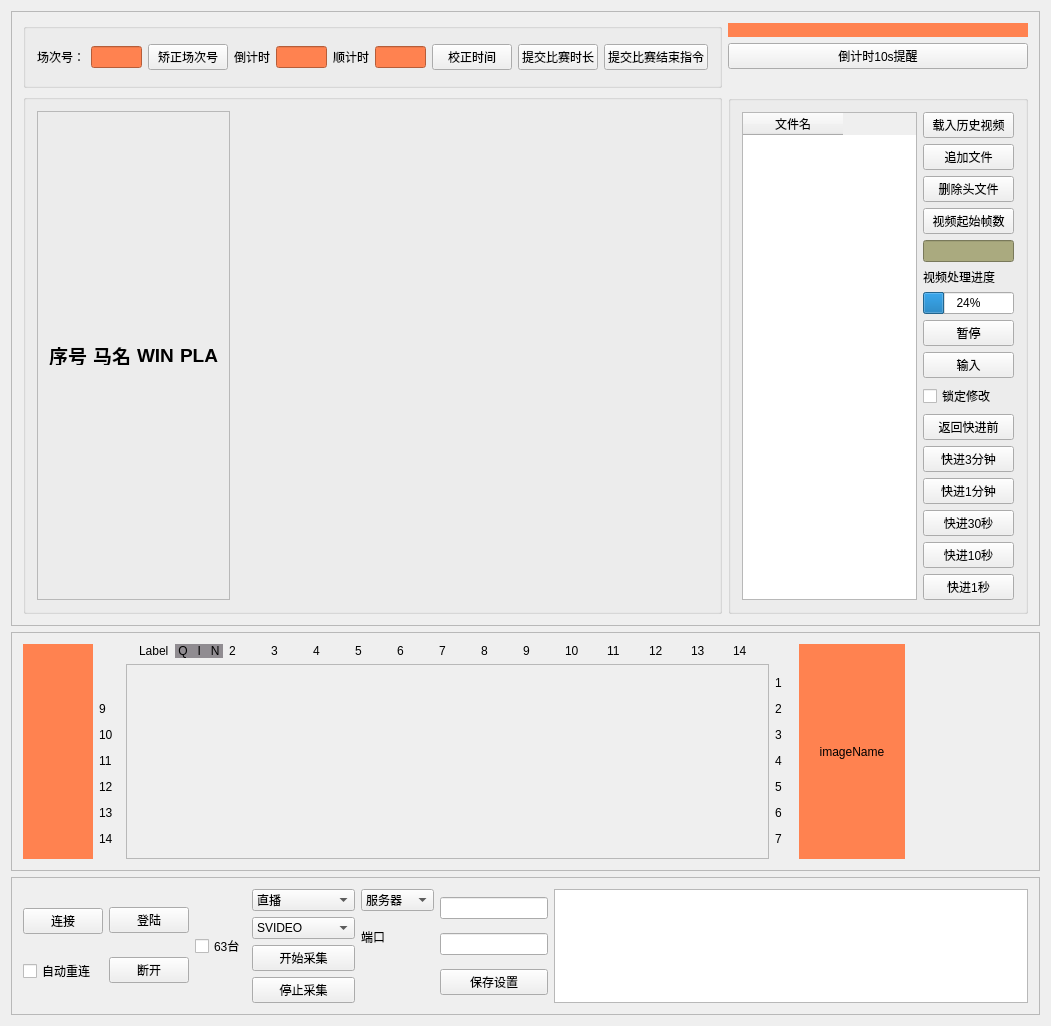
Above: OCRProject/Ui/OcrControl.ui from ThePowerOfSwift/OCR_LIVE_HISTORY before the change. Below: the same form after it.
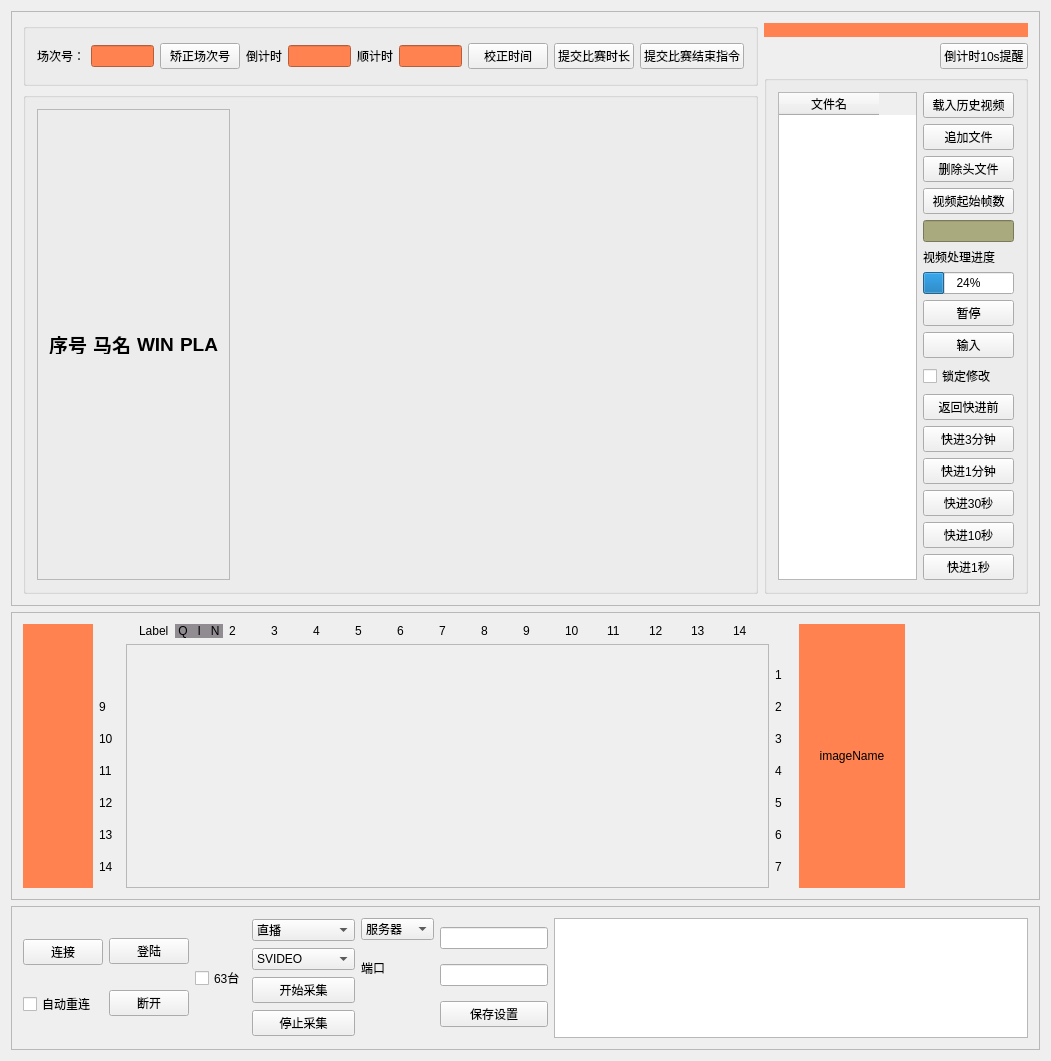
That is the form after the change.

```diff
--- a/OCRProject/Ui/OcrControl.ui
+++ b/OCRProject/Ui/OcrControl.ui
@@ -7,7 +7,7 @@
     <x>0</x>
     <y>0</y>
     <width>1051</width>
-    <height>1026</height>
+    <height>1061</height>
    </rect>
   </property>
   <property name="windowTitle">
@@ -31,9 +31,7 @@
            <property name="frameShadow">
             <enum>QFrame::Raised</enum>
            </property>
-           <layout class="QVBoxLayout" name="verticalLayout_20">
-            <item>
-             <layout class="QHBoxLayout" name="horizontalLayout_8" stretch="7,3">
+           <layout class="QHBoxLayout" name="horizontalLayout_16">
               <item>
                <layout class="QVBoxLayout" name="verticalLayout_8" stretch="1,8">
                 <item>
@@ -247,7 +245,9 @@
                </layout>
               </item>
               <item>
-               <layout class="QVBoxLayout" name="verticalLayout_19" stretch="0,0,0,10">
+             <layout class="QVBoxLayout" name="verticalLayout_19">
+              <item>
+               <layout class="QVBoxLayout" name="verticalLayout_17">
                 <item>
                  <widget class="QLabel" name="versionNumLabel">
                   <property name="styleSheet">
@@ -265,12 +265,7 @@
                  </widget>
                 </item>
                 <item>
-                 <widget class="QPushButton" name="tenSecondNotifyBtn">
-                  <property name="text">
-                   <string>倒计时10s提醒</string>
-                  </property>
-                 </widget>
-                </item>
+                 <layout class="QHBoxLayout" name="horizontalLayout_8">
                 <item>
                  <spacer name="horizontalSpacer_2">
                   <property name="orientation">
@@ -278,11 +273,22 @@
                   </property>
                   <property name="sizeHint" stdset="0">
                    <size>
-                    <width>318</width>
-                    <height>20</height>
+                      <width>108</width>
+                      <height>17</height>
                    </size>
                   </property>
                  </spacer>
+                  </item>
+                  <item>
+                   <widget class="QPushButton" name="tenSecondNotifyBtn">
+                    <property name="text">
+                     <string>倒计时10s提醒</string>
+                    </property>
+                   </widget>
+                  </item>
+                 </layout>
+                </item>
+               </layout>
                 </item>
                 <item>
                  <widget class="QGroupBox" name="groupBox">
@@ -446,8 +452,8 @@
                </layout>
               </item>
              </layout>
-            </item>
-           </layout>
+           <zorder>tenSecondNotifyBtn</zorder>
+           <zorder>tenSecondNotifyBtn</zorder>
           </widget>
          </item>
         </layout>
```
Lines whose indentation alone changed are shown as unchanged.
